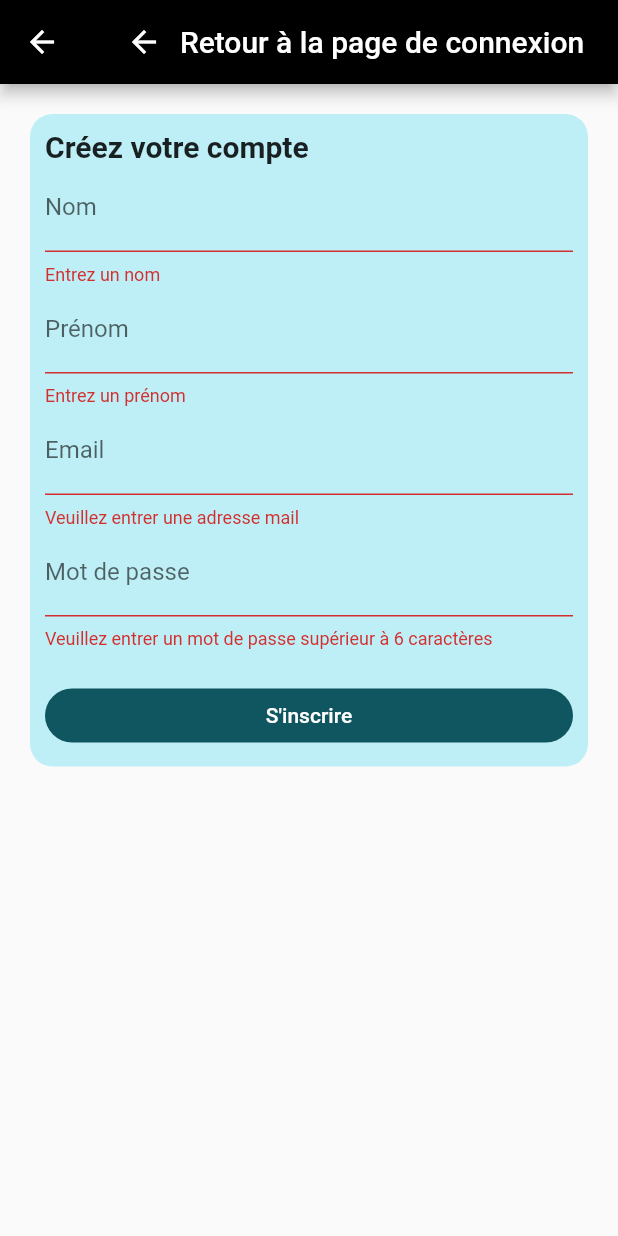
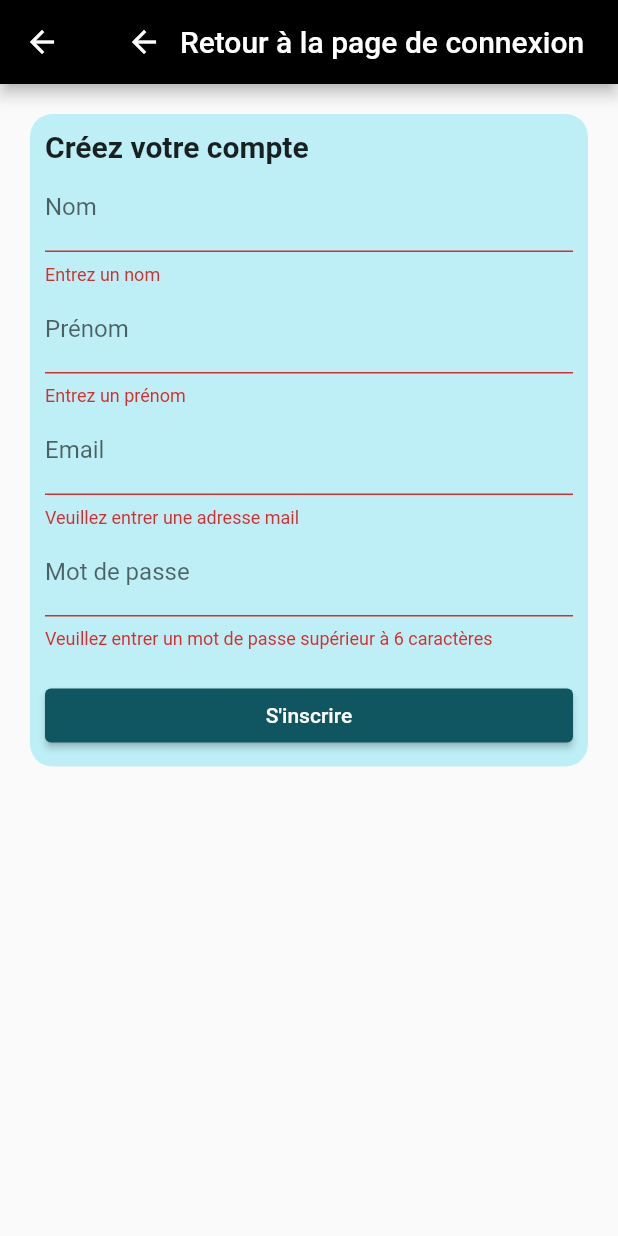
Before and after one commit to Nicoflt/swim-plan, a Flutter app: the Register screen opened directly, after a tap on "S'inscrire", on a phone screen of 412 x 824 dp. Run offline on Flutter 3.47's test engine with Material 2 defaults, Android fonts, the phone set to English and light mode, and no system bars; our stand-ins replace cloud_firestore, firebase_auth, firebase_core, flutter_spinkit, google_sign_in; accounts and stored records are empty; network calls fail; project files that could hold a hidden picture were left out.

Commit message:
commit sur 'master'

```diff
--- a/lib/main.dart
+++ b/lib/main.dart
@@ -1,7 +1,7 @@
 import 'package:flutter/material.dart';
 import 'package:swimplan/pages/wrapper.dart';
+import 'package:swimplan/pages/accueil.dart';
 import 'package:firebase_core/firebase_core.dart';
-import 'package:swimplan/pages/accueil.dart';
 
 void main() async {
   WidgetsFlutterBinding.ensureInitialized();
@@ -16,7 +16,7 @@ class MyApp extends StatelessWidget {
     return MaterialApp(
       debugShowCheckedModeBanner: false,
       title: 'Swim Plan',
-      home: Wrapper(),
+      home: Home(),
     );
   }
 }
--- a/lib/pages/connexion/sign_up.dart
+++ b/lib/pages/connexion/sign_up.dart
@@ -101,17 +101,21 @@ class _RegisterState extends State<Register> {
                 ),
                 Padding(
                   padding: EdgeInsets.only(top: 20),
-                  child: FlatButton(
-                    shape: RoundedRectangleBorder(
-                      borderRadius: BorderRadius.circular(20.0),
+                  child: ElevatedButton(
+                    style: ElevatedButton.styleFrom(
+                      primary: Color(0xFF105660), // background
+                      onPrimary: Colors.white, // foreground
                     ),
-                    color: Color(0xFF105660),
-                    textColor: Colors.white,
+                    onPressed: () async {
+                      if (email != '' ||
+                          password != '' ||
+                          name != '' ||
+                          surname != '') {
+                        addUser();
+                      }
+                      _register();
+                    },
                     child: Text("S'inscrire"),
-                    onPressed: () async {
-                      _register();
-                      addUser();
-                    },
                   ),
                 ),
               ],
--- a/lib/pages/wrapper.dart
+++ b/lib/pages/wrapper.dart
@@ -1,7 +1,6 @@
 import 'package:flutter/material.dart';
 import 'package:swimplan/pages/connexion/sign_in.dart';
 import 'package:swimplan/pages/connexion/sign_up.dart';
-import 'package:swimplan/pages/chargement.dart';
 
 class Wrapper extends StatefulWidget {
   @override
```
Also changed, not shown: lib/pages/accueil.dart (+9 -17 lines), lib/pages/connexion/sign_in.dart (+17 -1 lines), lib/constants.dart (line endings or trailing spaces).
